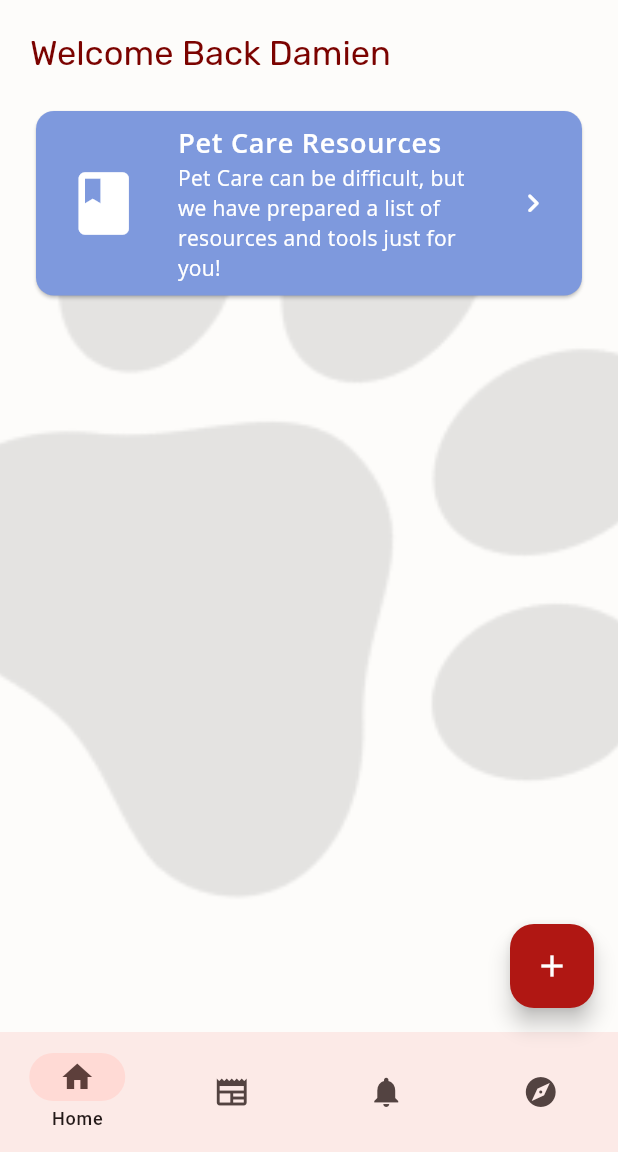
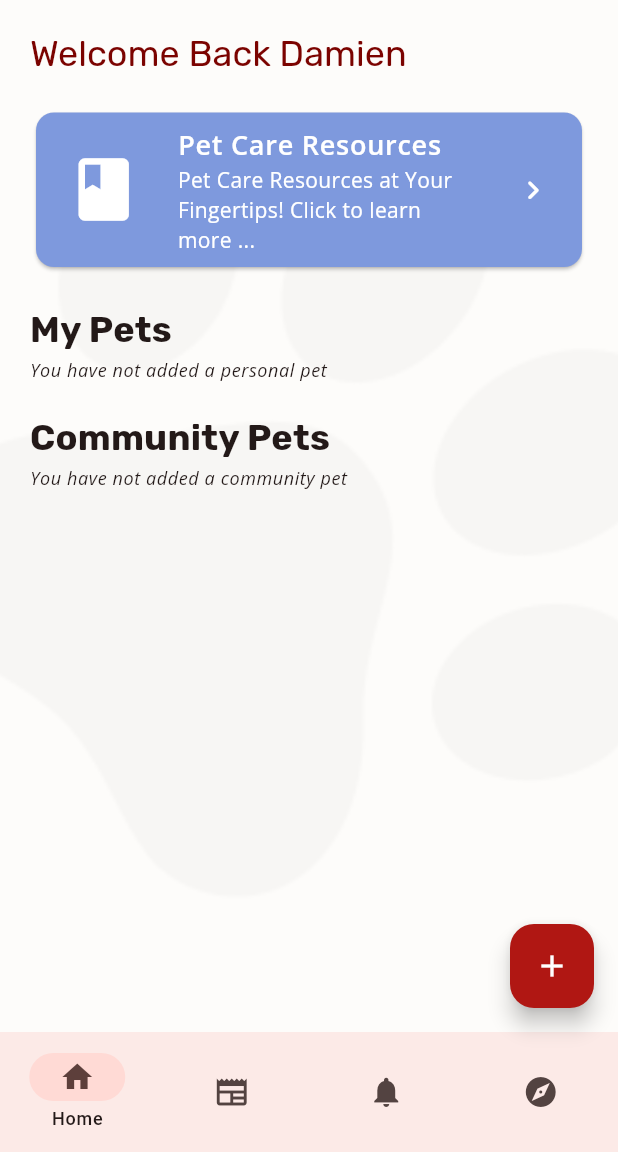
Before and after one commit to LunarEclipz/WagTrack, a Flutter app: the screen it shows once a user with an empty profile is signed in, on a phone screen of 412 x 824 dp, the part 84-1236 px from its top. Run offline on Flutter 3.47's test engine with Material 3 defaults, Android fonts, the phone set to English and light mode, and no system bars; our stand-ins replace firebase_auth, firebase_core, google_fonts, google_sign_in; missing offline and left inert: flutter_facebook_auth; accounts and stored records are empty; network calls fail.

Commit message:
feat : opacity for background, placeholder texts for no pets

```diff
--- a/lib/screens/home/home.dart
+++ b/lib/screens/home/home.dart
@@ -81,9 +81,35 @@ class _HomeState extends State<Home> {
                     icon: Icons.book_rounded,
                     title: "Pet Care Resources",
                     text:
-                        "Pet Care can be difficult, but we have prepared a list of resources and tools just for you! ",
+                        "Pet Care Resources at Your Fingertips! Click to learn more ...",
                     color: AppTheme.customColors.pastelBlue,
                     onTap: () {},
+                  ),
+                  const SizedBox(
+                    height: 20,
+                  ),
+                  Text(
+                    "My Pets",
+                    style: textStyles.titleMedium
+                        ?.copyWith(fontWeight: FontWeight.bold),
+                  ),
+                  Text(
+                    "You have not added a personal pet",
+                    style: textStyles.bodySmall
+                        ?.copyWith(fontStyle: FontStyle.italic),
+                  ),
+                  const SizedBox(
+                    height: 20,
+                  ),
+                  Text(
+                    "Community Pets",
+                    style: textStyles.titleMedium
+                        ?.copyWith(fontWeight: FontWeight.bold),
+                  ),
+                  Text(
+                    "You have not added a community pet",
+                    style: textStyles.bodySmall
+                        ?.copyWith(fontStyle: FontStyle.italic),
                   ),
                 ]),
           ),
--- a/lib/shared/background_img.dart
+++ b/lib/shared/background_img.dart
@@ -15,6 +15,7 @@ class BackgroundImageWrapper extends StatelessWidget {
         image: DecorationImage(
           // Needs to be an SVG for higher definition
           image: AssetImage('assets/background.png'),
+          opacity: 0.25,
           fit: BoxFit.cover,
         ),
       ),
--- a/lib/shared/themes.dart
+++ b/lib/shared/themes.dart
@@ -77,7 +77,7 @@ class AppTheme {
     ),
     textTheme: TextTheme(
       headlineMedium: GoogleFonts.rubik(
-        fontSize: 23,
+        fontSize: 24,
         color: const Color(0xFF7B0300),
       ),
       bodyLarge: GoogleFonts.openSans(
@@ -90,8 +90,11 @@ class AppTheme {
       bodySmall: GoogleFonts.openSans(
         fontSize: 12,
       ),
+      titleLarge: GoogleFonts.rubik(
+        fontSize: 32,
+      ),
       titleMedium: GoogleFonts.rubik(
-        fontSize: 32,
+        fontSize: 24,
       ),
       titleSmall: GoogleFonts.rubik(
         fontSize: 18,
```
